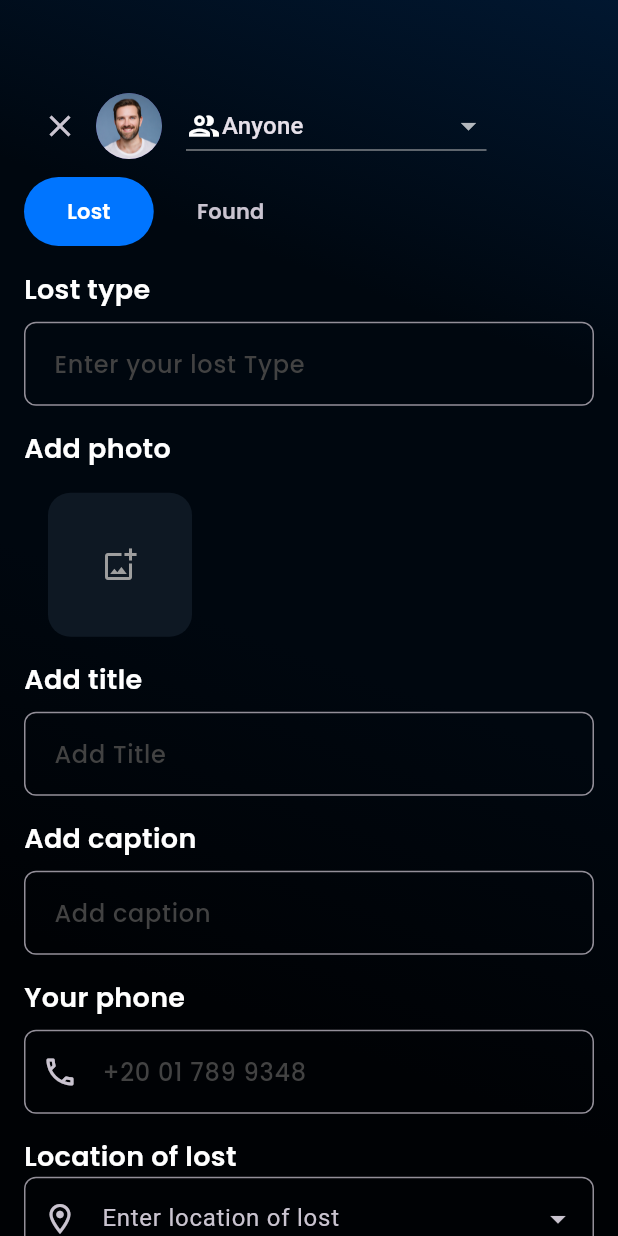
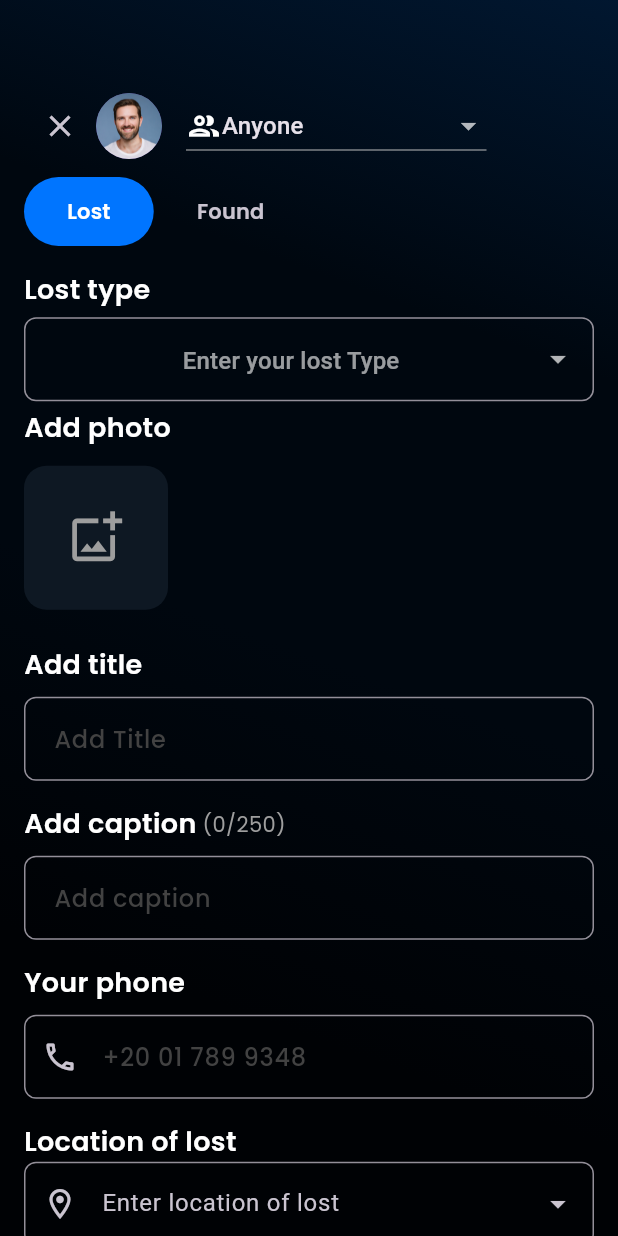
Before and after one commit to mohamedmosadfarhat/Lakini_GP, a Flutter app: the AddPostScreen screen opened by its route, on a phone screen of 412 x 824 dp. Run offline on Flutter 3.47's test engine with Material 3 defaults, Android fonts, the phone set to English and light mode, and no system bars; our stand-ins replace dartz, dio, flutter_bloc, google_fonts, google_maps_flutter, image_picker and 3 more; accounts and stored records are empty.

Commit message:
Done Add item

```diff
--- a/lib/features/posts/presentation/manager/cubit/category_cubit/category_cubit.dart
+++ b/lib/features/posts/presentation/manager/cubit/category_cubit/category_cubit.dart
@@ -7,7 +7,7 @@ class CategoryCubit extends Cubit<CategoryState> {
 
   final AddPostRepo? addPostRepo;
 
-  Future<void> getAllCategories() async {
+  getAllCategories() async {
     emit(CategoryLoading());
     try {
       var results = await addPostRepo!.getCategoryName();
--- a/lib/features/posts/presentation/manager/cubit/post_cubit/add_item_cubit.dart
+++ b/lib/features/posts/presentation/manager/cubit/post_cubit/add_item_cubit.dart
@@ -1,5 +1,4 @@
 import 'dart:io';
-
 
 import 'package:flutter/material.dart';
 import 'package:flutter_bloc/flutter_bloc.dart';
@@ -21,6 +20,7 @@ class AddItemCubit extends Cubit<AddItemState> {
 
   fetchImage() async {
     emit(AddImageLoading());
+
     final XFile? image = await picker.pickImage(source: ImageSource.gallery);
     if (image == null) {
       return;
--- a/lib/features/posts/presentation/widgets/add_image_container.dart
+++ b/lib/features/posts/presentation/widgets/add_image_container.dart
@@ -1,6 +1,4 @@
-
 import 'package:flutter/material.dart';
-
 
 class UploadImg extends StatelessWidget {
   const UploadImg({super.key});
@@ -9,7 +7,7 @@ class UploadImg extends StatelessWidget {
   Widget build(BuildContext context) {
     //double height = MediaQuery.of(context).size.height;
     return Container(
-      margin: const EdgeInsets.all(16),
+      margin: const EdgeInsets.only(top: 12, bottom: 24),
       height: 96,
       width: 96,
       decoration: BoxDecoration(
@@ -20,7 +18,7 @@ class UploadImg extends StatelessWidget {
       child: const Center(
         child: Icon(
           Icons.add_photo_alternate_outlined,
-          size: 24,
+          size: 38,
           color: Colors.grey,
         ),
       ),
--- a/lib/features/posts/presentation/widgets/custom_text_field.dart
+++ b/lib/features/posts/presentation/widgets/custom_text_field.dart
@@ -2,14 +2,19 @@ import 'package:flutter/material.dart';
 import 'package:lakini_gp/core/utils/styles.dart';
 
 class CustomTextFieldPost extends StatelessWidget {
-  const CustomTextFieldPost(
-      {super.key,
-      required this.hintText,
-      this.textEditingController,
-      this.icon});
   final String hintText;
   final IconData? icon;
   final TextEditingController? textEditingController;
+  final void Function(String)? onChanged;
+
+  const CustomTextFieldPost({
+    Key? key,
+    required this.hintText,
+    this.icon,
+    this.textEditingController,
+    this.onChanged,
+  }) : super(key: key);
+
   @override
   Widget build(BuildContext context) {
     return Padding(
@@ -17,6 +22,11 @@ class CustomTextFieldPost extends StatelessWidget {
       child: TextField(
         controller: textEditingController,
         cursorColor: mainColor,
+        onChanged: (value) {
+          if (onChanged != null) {
+            onChanged!(value);
+          }
+        },
         decoration: InputDecoration(
           focusedBorder: OutlineInputBorder(
             borderRadius: BorderRadius.circular(8),
--- a/lib/features/posts/presentation/widgets/post_body_widget.dart
+++ b/lib/features/posts/presentation/widgets/post_body_widget.dart
@@ -1,8 +1,6 @@
-
-
-
 import 'package:flutter/material.dart';
 import 'package:flutter_bloc/flutter_bloc.dart';
+import 'package:image_picker/image_picker.dart';
 
 import 'package:lakini_gp/core/utils/styles.dart';
 import 'package:lakini_gp/features/posts/data/repos/add_post_repo.dart';
@@ -14,10 +12,12 @@ import 'package:lakini_gp/features/posts/presentation/views/post_added.dart';
 import 'package:lakini_gp/features/posts/presentation/widgets/custom_drop_down_button.dart';
 import 'package:lakini_gp/features/posts/presentation/widgets/custom_text_field.dart';
 import 'package:lakini_gp/features/posts/presentation/widgets/found_reward.dart';
+import 'package:lakini_gp/features/posts/presentation/widgets/image_picker_daialog.dart';
 
 import 'package:lakini_gp/features/posts/presentation/widgets/snackBar_error_widget.dart';
 import 'package:lakini_gp/features/register/presentation/views/login_screen.dart';
 import 'package:lakini_gp/features/register/widgets/custom_auth_button.dart';
+import 'package:lakini_gp/features/register/widgets/custom_drop_down_form_field.dart';
 
 import '../../services/city_view_model.dart';
 import 'add_image_container.dart';
@@ -50,13 +50,24 @@ class _PostBodyWidgetState extends State<PostBodyWidget> {
   final GlobalKey<FormState> _formKey = GlobalKey<FormState>();
 
   String value = 'reward';
-  //List<String> imagePaths = [];
-
   bool isExpanded = false;
   bool isLoading = false;
-  List<String> items = ['Item ', 'cat', 'people', 'Item 4', 'Item 5', 'string'];
+  String? selectedLostType;
+  List<String> items = [
+    'Clothes ',
+    'Phones',
+    'Watches',
+    'People',
+    'Electronics',
+  ];
   CityViewModel cityViewModel = CityViewModel();
-  AddPostRepo? addPostRepo;
+  int characterCount = 0;
+
+  void updateCharacterCount(String newText) {
+    setState(() {
+      characterCount = newText.length;
+    });
+  }
 
   @override
   void initState() {
@@ -71,16 +82,15 @@ class _PostBodyWidgetState extends State<PostBodyWidget> {
 
     return MultiBlocProvider(
       providers: [
-        BlocProvider(
-          create: (context) => CategoryCubit(addPostRepo),
-        ),
-        BlocProvider(create: (context) => AddItemCubit()
-        ),
+        BlocProvider(create: (context) => AddItemCubit()),
       ],
       child:
           BlocConsumer<AddItemCubit, AddItemState>(listener: (context, state) {
         if (state is AddItemSuccess) {
-          buildSnackBar(context: context, text: "Item Added Successfully", clr: const Color(0xff011730));
+          buildSnackBar(
+              context: context,
+              text: "Item Added Successfully",
+              clr: const Color(0xff011730));
           Navigator.pushNamed(context, PostAddedSuccessScreen.id);
         } else if (state is AddItemFailure) {
           showSnackBarMessage(context, "Failed To Add Item");
@@ -96,23 +106,13 @@ class _PostBodyWidgetState extends State<PostBodyWidget> {
                 widget.type,
                 style: Styles.textStyle18,
               ),
-              CustomTextFieldPost(
+              CustomDropDownFormField(
                 hintText: 'Enter your lost Type',
-                textEditingController: typeController,
+                items: items,
+                onItemSelected: (selectedType) {
+                  selectedLostType = selectedType;
+                },
               ),
-              // CustomDropDownButtonNew(
-              //   onTap: () {
-              //     setState(() {
-              //       isExpanded = !isExpanded;
-              //     });
-              //   },
-              //   hintText: 'Choose your lost type',
-              //   listPrefixIcon: Icons.location_on_outlined,
-              //   isExpanded: isExpanded,
-              //   suffixIcon: Icons.arrow_drop_down_outlined,
-              //   items: [],
-              //   controller: typeController,
-              // ),
               Row(
                 mainAxisAlignment: MainAxisAlignment.start,
                 children: [
@@ -120,23 +120,29 @@ class _PostBodyWidgetState extends State<PostBodyWidget> {
                     'Add photo',
                     style: Styles.textStyle18,
                   ),
-                  // Text(
-                  //   ' (${imagePaths.length}/4)',
-                  //   style: Styles.textStyle14.copyWith(color: Colors.grey),
-                  // ),
                 ],
               ),
-
               GestureDetector(
-                onTap: cubit.fetchImage,
+                onTap: () {
+                  showDialog(
+                    context: context,
+                    builder: (BuildContext context) {
+                      return ImagePickerDialog(
+                        onImageSourceSelected: (ImageSource source) {
+                          // Handle the selected image source here
+                          // For example, you can call a function to handle picking image from source
+                          cubit.fetchImage();
+                        },
+                      );
+                    },
+                  );
+                },
                 child: cubit.pickedImage == null
                     ? const UploadImg()
                     : ClipRRect(
                         borderRadius: BorderRadius.circular(30),
                         child: Image.file(cubit.pickedImage!,
-                          fit: BoxFit.cover,
-                          height: 96,
-                          width: 96),
+                            fit: BoxFit.cover, height: 96, width: 96),
                       ),
               ),
 
@@ -183,11 +189,16 @@ class _PostBodyWidgetState extends State<PostBodyWidget> {
                     'Add caption',
                     style: Styles.textStyle18.copyWith(color: Colors.white),
                   ),
+                  Text(
+                    ' ($characterCount/250)',
+                    style: Styles.textStyle14.copyWith(color: Colors.grey),
+                  ),
                 ],
               ),
               CustomTextFieldPost(
                 hintText: 'Add caption',
                 textEditingController: descController,
+                onChanged: updateCharacterCount,
               ),
               Text(
                 'Your phone',
@@ -317,12 +328,12 @@ class _PostBodyWidgetState extends State<PostBodyWidget> {
                   text: 'Add',
                   onPressed: () {
                     cubit.submit(
-                        lostType: typeController.text,
+                      lostType: selectedLostType!,
                       titlel: nameController.text,
                       caption: descController.text,
                       phoneNumber: phoneController.text,
                       location: locationOfLostFoundController.text,
-                        status: "lost",
+                      status: widget.type,
                       reward: rewardController.text,
                     );
                   }),
--- a/lib/features/register/widgets/custom_drop_down_form_field.dart
+++ b/lib/features/register/widgets/custom_drop_down_form_field.dart
@@ -2,11 +2,19 @@ import 'package:flutter/material.dart';
 import 'package:lakini_gp/core/utils/styles.dart';
 
 class CustomDropDownFormField extends StatelessWidget {
-  const CustomDropDownFormField(
-      {super.key, this.icon, required this.hintText, required this.items});
+  const CustomDropDownFormField({
+    Key? key,
+    this.icon,
+    required this.hintText,
+    required this.items,
+    required this.onItemSelected, // Add onItemSelected callback
+  }) : super(key: key);
+
   final IconData? icon;
   final String hintText;
   final List<dynamic> items;
+  final Function(dynamic)? onItemSelected; // Define onItemSelected callback
+
   @override
   Widget build(BuildContext context) {
     return Padding(
@@ -37,7 +45,10 @@ class CustomDropDownFormField extends StatelessWidget {
                     ),
                   ))
               .toList(),
-            onChanged: (value) {}),
+          onChanged: (value) {
+            onItemSelected!(value); // Call the provided onItemSelected callback
+          },
+        ),
       ),
     );
   }
```
Lines whose indentation alone changed are shown as unchanged.
